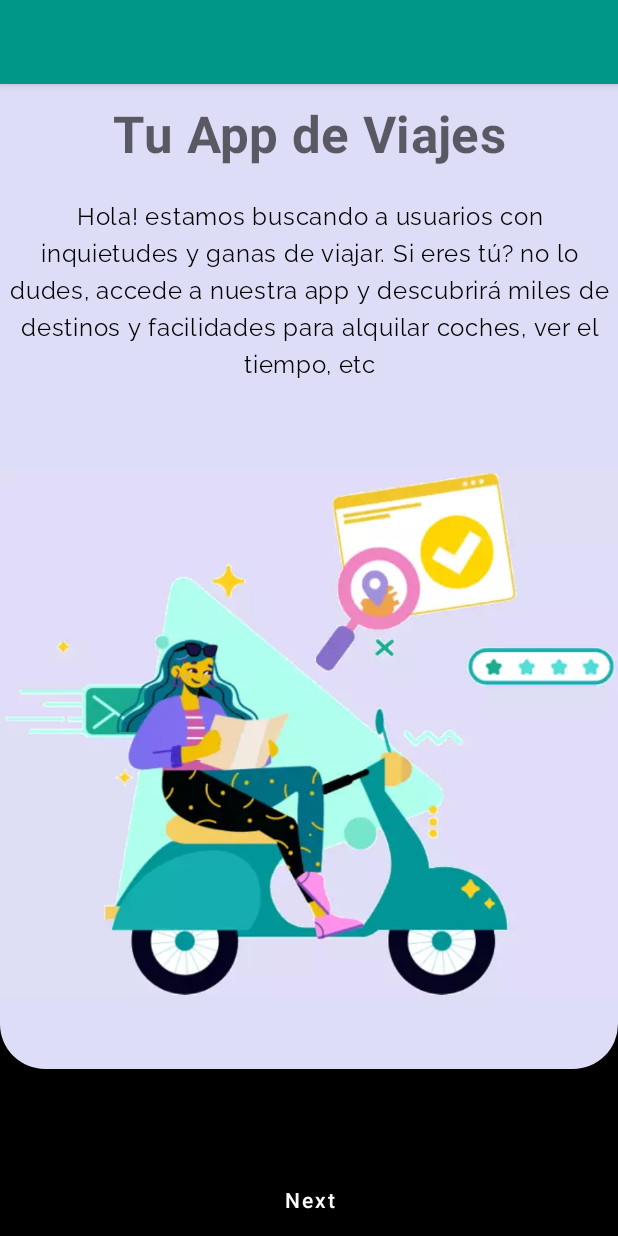
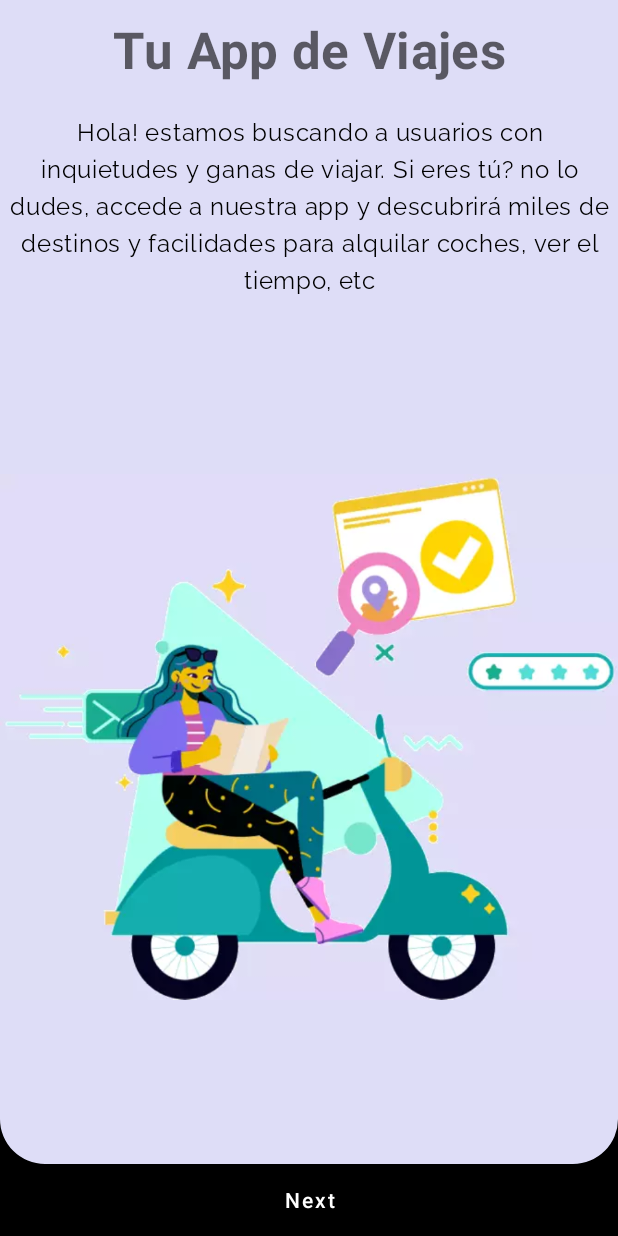
Before and after one commit to DiegoDonoso000/Travelling, an Android app: the screen it shows after launch (MainActivity), on a phone screen of 412 x 824 dp. Run offline under Robolectric (Android 15) with nearby library versions, the phone set to English and light mode, and no system bars.

Commit message:
Mejoras en gestion de Status Bar y Cabecera de aplicación

```diff
--- a/app/src/main/java/es/travelWorld/travelling/MainActivity.java
+++ b/app/src/main/java/es/travelWorld/travelling/MainActivity.java
@@ -1,20 +1,42 @@
 package es.travelWorld.travelling;
 
+import androidx.annotation.LayoutRes;
 import androidx.appcompat.app.AppCompatActivity;
+import androidx.constraintlayout.widget.ConstraintLayout;
+import androidx.constraintlayout.widget.ConstraintSet;
+import androidx.core.view.WindowCompat;
 
+import android.app.Activity;
 import android.os.Bundle;
+import android.transition.Transition;
+import android.transition.TransitionInflater;
+import android.transition.TransitionManager;
+import android.util.Log;
 import android.view.Window;
 import android.widget.Button;
 
 import com.google.android.material.button.MaterialButton;
 
 public class MainActivity extends AppCompatActivity {
+    private boolean isDetailExpand;
+    ConstraintLayout constraintLayout;
     @Override
     protected void onCreate(Bundle savedInstanceState) {
         super.onCreate(savedInstanceState);
-        getSupportActionBar().setDisplayShowTitleEnabled(false);
-//        setContentView(R.layout.home);
+        Window window = this.getWindow();
+        window.setStatusBarColor(this.getColor(R.color.status_bar_onboarding));
         setContentView(R.layout.onboarding);
+        //Referenciar boton
+        MaterialButton btn = findViewById(R.id.onboard_button_next);
+        //Referenciar ConstraintLayout
+        constraintLayout= findViewById(R.id.onboarding_activity);
+        // escuchar el boton
+        btn.setOnClickListener(view -> actionPulseBtn());
+    }
+    private void actionPulseBtn() {
+        Window window = this.getWindow();
+        window.setStatusBarColor(this.getColor(R.color.status_bar_home));
+        setContentView(R.layout.home);
     }
 
 }
--- a/app/src/main/res/layout/home.xml
+++ b/app/src/main/res/layout/home.xml
@@ -2,6 +2,7 @@
 <androidx.constraintlayout.widget.ConstraintLayout xmlns:android="http://schemas.android.com/apk/res/android"
     xmlns:app="http://schemas.android.com/apk/res-auto"
     xmlns:tools="http://schemas.android.com/tools"
+    android:id="@+id/home_activity"
     android:layout_width="match_parent"
     android:layout_height="match_parent"
     tools:context=".MainActivity">
--- a/app/src/main/res/layout/onboarding.xml
+++ b/app/src/main/res/layout/onboarding.xml
@@ -2,6 +2,7 @@
 <androidx.constraintlayout.widget.ConstraintLayout xmlns:android="http://schemas.android.com/apk/res/android"
     xmlns:app="http://schemas.android.com/apk/res-auto"
     xmlns:tools="http://schemas.android.com/tools"
+    android:id="@+id/onboarding_activity"
     android:layout_width="match_parent"
     android:layout_height="match_parent"
     android:background="@color/black"
@@ -37,18 +38,18 @@
             app:layout_constraintTop_toBottomOf="@id/onboard_title1"></TextView>
 
     <com.google.android.material.imageview.ShapeableImageView
-            app:shapeAppearanceOverlay="@style/RoundedBottom"
         android:id="@+id/nomads_img"
         android:layout_width="wrap_content"
-            android:layout_height="450dp"
+        android:layout_height="0dp"
         android:background="@color/lavanda1"
         android:scaleType="centerInside"
         android:src="@drawable/nomads_moto_cel_1"
+        app:layout_constraintBottom_toTopOf="@+id/onboard_button_next"
         app:layout_constraintEnd_toEndOf="parent"
         app:layout_constraintStart_toStartOf="parent"
-            app:layout_constraintTop_toBottomOf="@+id/onboard_descripcion">
+        app:layout_constraintTop_toBottomOf="@+id/onboard_descripcion"
+        app:shapeAppearanceOverlay="@style/RoundedBottom"></com.google.android.material.imageview.ShapeableImageView>
 
-        </com.google.android.material.imageview.ShapeableImageView>
         <com.google.android.material.button.MaterialButton
             style="@style/Widget.MaterialComponents.Button.TextButton"
             android:id="@+id/onboard_button_next"
--- a/app/src/main/res/values/attr.xml
+++ b/app/src/main/res/values/attr.xml
@@ -12,4 +12,5 @@
     <attr name="appTravellingBody1Inverse" format="reference"></attr>
     <attr name="appTravellingBody2" format="reference"></attr>
     <attr name="appTravellingBody2Inverse" format="reference"></attr>
+    <attr name="appTravellingBackGroundColor" format="reference"></attr>
 </resources>
--- a/app/src/main/res/values/colors.xml
+++ b/app/src/main/res/values/colors.xml
@@ -15,13 +15,18 @@
     <color name="lavanda1">#DEDDF7</color>
     <color name="rosa">#FFDBF5</color>
     <color name="amarillo_claro">#FFF2AE</color>
+    <!--Travelling Background Colors-->
+    <color name="status_bar_onboarding">@color/lavanda1</color>
+    <color name="status_bar_home">@color/white</color>
     <!--Theme Colors-->
     <color name="primaryColor">#009688</color>
     <color name="primaryLightColor">#52c7b8</color>
-    <color name="primaryDarkColor">#00675b</color>
+    <color name="primaryDarkColor">#AF2020</color>
+    <color name="colorAccent">#FF000000</color>
     <color name="secondaryColor">#ffea00</color>
     <color name="secondaryLightColor">#ffff56</color>
     <color name="secondaryDarkColor">#c7b800</color>
-    <color name="primaryTextColor">#fafafa</color>
+    <color name="primaryTextColor">#774242</color>
     <color name="secondaryTextColor">#4f342c</color>
+
 </resources>
--- a/app/src/main/res/values/themes.xml
+++ b/app/src/main/res/values/themes.xml
@@ -1,16 +1,16 @@
 <resources xmlns:tools="http://schemas.android.com/tools">
     <!-- Base application theme. -->
-    <style name="Theme.Travelling" parent="Theme.MaterialComponents.DayNight.DarkActionBar">
+    <style name="Theme.Travelling" parent="Theme.MaterialComponents.DayNight.NoActionBar">
         <!-- Primary brand color. -->
         <item name="colorPrimary">@color/primaryColor</item>
         <item name="colorPrimaryVariant">@color/primaryDarkColor</item>
-        <item name="colorOnPrimary">@color/white</item>
+        <item name="colorOnPrimary">#C5CAE9</item>
         <!-- Secondary brand color. -->
         <item name="colorSecondary">@color/secondaryColor</item>
         <item name="colorSecondaryVariant">@color/secondaryDarkColor</item>
         <item name="colorOnSecondary">@color/black</item>
-        <!-- Status bar color. -->
-        <item name="android:statusBarColor">?attr/colorPrimaryVariant</item>
+        <!-- Status bar appearance. -->
+        <item name="android:windowLightStatusBar">true</item>
         <!-- Customize your theme here. -->
         <item name="appTravellingH1">@style/TextAppearance.Travelling.Headline1</item>
         <item name="appTravellingH2">@style/TextAppearance.Travelling.Headline2</item>
```
Also changed, not shown: app/src/main/res/values/styles.xml (indentation only). Lines whose indentation alone changed are shown as unchanged.
